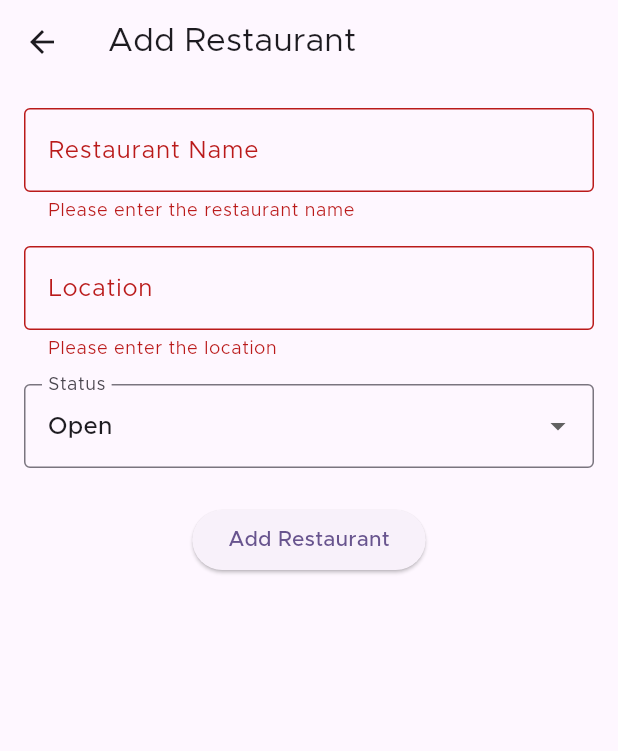
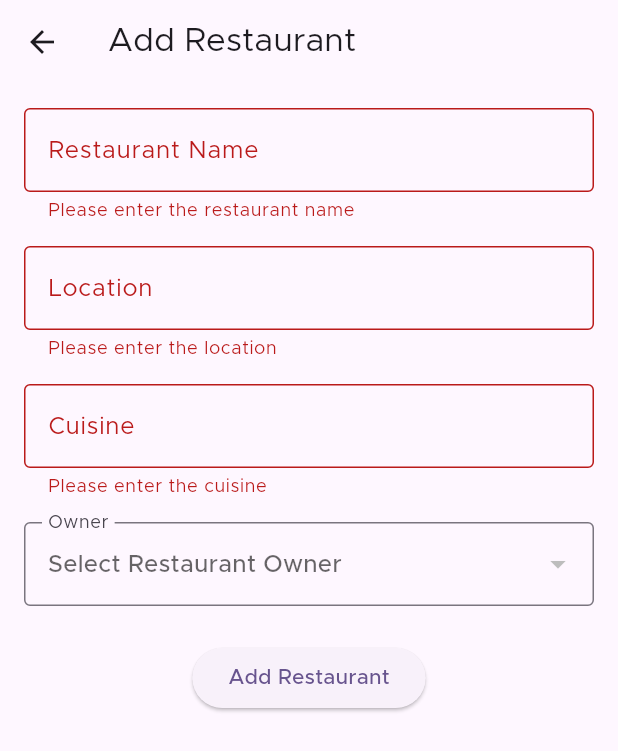
Before and after one commit to Arreejj/foodtrial1, a Flutter app: the AddRestaurant screen opened directly, after a tap on "Add Restaurant", on a phone screen of 412 x 824 dp. Shown: the top 751 px of the screen. Run offline on Flutter 3.47's test engine with Material 3 defaults, Android fonts, the phone set to English and light mode, and no system bars; our stand-ins replace cloud_firestore, firebase_auth, firebase_core, flutter_map, flutter_rating_bar, flutter_riverpod and 4 more; accounts and stored records are empty.

Commit message:
add restaurant

```diff
--- /dev/null
+++ b/areej/lib/model/Restaurant.dart
@@ -0,0 +1,54 @@
+class Restaurant {
+  final String? id;
+  final String name;
+  final String location;
+  final String cuisine;
+  final String ownerId;
+
+  Restaurant({
+    this.id,
+    required this.name,
+    required this.location,
+    required this.cuisine,
+    required this.ownerId,
+  });
+
+  Map<String, dynamic> toMap() {
+    return {
+      'name': name,
+      'location': location,
+      'cuisine':cuisine,
+      'ownerId': ownerId,
+    };
+  }
+
+  factory Restaurant.fromDocument(Map<String, dynamic> data, String id) {
+    return Restaurant(
+      id: id,
+      name: data['name'] ?? '',
+      location: data['location'] ?? '',
+      cuisine: data['cuisine']?? '',
+      ownerId: data['ownerId'] ?? '',
+    );
+  }
+
+  String? validateName() {
+    if (name.isEmpty) {
+      return "Please enter the restaurant name";
+    }
+    return null;
+  }
+
+  String? validateLocation() {
+    if (location.isEmpty) {
+      return "Please enter the restaurant location";
+    }
+    return null;
+  }
+  String? validatecuisine() {
+    if (cuisine.isEmpty) {
+      return "Please enter the restaurant cuisine";
+    }
+    return null;
+  }
+}
--- a/areej/lib/view/admin_dashboard/AddRestaurant.dart
+++ b/areej/lib/view/admin_dashboard/AddRestaurant.dart
@@ -1,4 +1,5 @@
 import 'package:flutter/material.dart';
+import 'package:cloud_firestore/cloud_firestore.dart';
 
 class AddRestaurant extends StatefulWidget {
   const AddRestaurant({super.key});
@@ -11,13 +12,48 @@ class _AddRestaurantState extends State<AddRestaurant> {
   final _formKey = GlobalKey<FormState>();
   final TextEditingController _nameController = TextEditingController();
   final TextEditingController _locationController = TextEditingController();
-  String _status = 'Open';
+  final TextEditingController _cuisineController = TextEditingController();
+  String _selectedOwnerId = '';
+  List<Map<String, dynamic>> owners = []; // List to hold owners' data
+
+  @override
+  void initState() {
+    super.initState();
+    _fetchOwners(); // Fetch owners when the widget is initialized
+  }
 
   @override
   void dispose() {
     _nameController.dispose();
     _locationController.dispose();
+    _cuisineController.dispose();
     super.dispose();
+  }
+
+  Future<void> _fetchOwners() async {
+    try {
+      QuerySnapshot ownerSnapshot = await FirebaseFirestore.instance
+          .collection('users')
+          .where('role', isEqualTo: 'owner') // Filter owners by role
+          .get();
+
+      if (ownerSnapshot.docs.isNotEmpty) {
+        // Map the snapshot to a list of owners
+        setState(() {
+          owners = ownerSnapshot.docs.map((doc) {
+            var data = doc.data() as Map<String, dynamic>;
+            return {
+              'id': doc.id, // Document ID
+              'name': data['name'] ?? 'Unknown Owner', // Owner's name
+            };
+          }).toList();
+        });
+      } else {
+        print("No owners found.");
+      }
+    } catch (e) {
+      print("Error fetching owners: $e");
+    }
   }
 
   @override
@@ -59,33 +95,57 @@ class _AddRestaurantState extends State<AddRestaurant> {
                   return null;
                 },
               ),
+                const SizedBox(height: 16),
+              TextFormField(
+                controller: _cuisineController,
+                decoration: const InputDecoration(
+                  labelText: 'Cuisine',
+                  border: OutlineInputBorder(),
+                ),
+                validator: (value) {
+                  if (value == null || value.isEmpty) {
+                    return 'Please enter the cuisine';
+                  }
+                  return null;
+                },
+              ),
               const SizedBox(height: 16),
               DropdownButtonFormField<String>(
-                value: _status,
-                items: const [
-                  DropdownMenuItem(value: 'Open', child: Text('Open')),
-                  DropdownMenuItem(value: 'Closed', child: Text('Closed')),
-                ],
+                value: _selectedOwnerId.isEmpty ? null : _selectedOwnerId,
+                hint: const Text('Select Restaurant Owner'),
+                items: owners.map((owner) {
+                  return DropdownMenuItem<String>(
+                    value: owner['id'], // Set the owner id as the value
+                    child: Text(owner['name']), // Display the owner's name
+                  );
+                }).toList(),
                 onChanged: (value) {
                   setState(() {
-                    _status = value!;
+                    _selectedOwnerId = value!;
                   });
                 },
                 decoration: const InputDecoration(
-                  labelText: 'Status',
+                  labelText: 'Owner',
                   border: OutlineInputBorder(),
                 ),
               ),
               const SizedBox(height: 24),
               ElevatedButton(
                 onPressed: () {
-                  if (_formKey.currentState!.validate()) {
-                    final newRestaurant = {
+                  if (_formKey.currentState!.validate() && _selectedOwnerId.isNotEmpty) {
+                    // Add restaurant to Firestore with the selected owner
+                    FirebaseFirestore.instance.collection('restaurants').add({
                       'name': _nameController.text,
                       'location': _locationController.text,
-                      'status': _status,
-                    };
-                    Navigator.pop(context, newRestaurant);
+                      'cuisine': _cuisineController.text,
+                      'ownerId': _selectedOwnerId, // Associate the restaurant with the selected owner
+                    }).then((value) {
+                      Navigator.pop(context); // Close the screen after adding the restaurant
+                    }).catchError((error) {
+                      print("Failed to add restaurant: $error");
+                    });
+                  } else {
+                    print("Please select an owner.");
                   }
                 },
                 child: const Text('Add Restaurant'),
```
